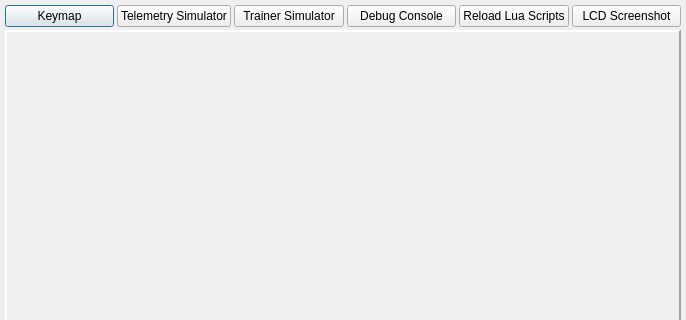
Qt form companion/src/simulation/simulatordialog.ui (opentx/opentx) before a commit; both pictures show x 0 to 686 and y 0 to 320 of the 686 by 557 pixel window.
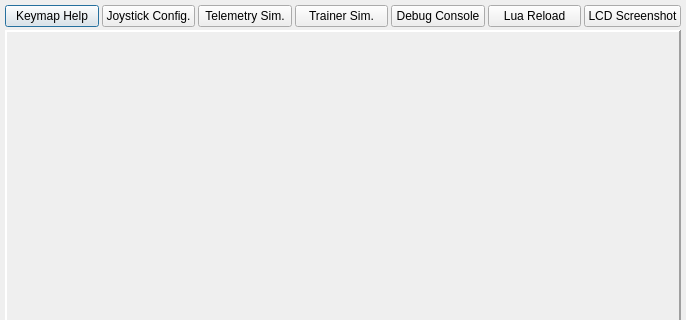
The same form after that commit. Icons and pictures are not drawn.

```diff
--- a/companion/src/simulation/simulatordialog.ui
+++ b/companion/src/simulation/simulatordialog.ui
@@ -246,13 +246,29 @@
         <string>Show Help/Keymap</string>
        </property>
        <property name="text">
-        <string>Keymap</string>
+        <string>Keymap Help</string>
        </property>
        <property name="shortcut">
         <string>F1</string>
        </property>
       </widget>
      </item>
+     <item>
+      <widget class="QPushButton" name="btn_joystickDialog">
+       <property name="toolTip">
+        <string>Open the Joystick Settings window (F3)</string>
+       </property>
+       <property name="statusTip">
+        <string>Telemetry Simulator</string>
+       </property>
+       <property name="text">
+        <string>Joystick Config.</string>
+       </property>
+       <property name="shortcut">
+        <string>F3</string>
+       </property>
+      </widget>
+     </item>
      <item>
       <widget class="QPushButton" name="btn_telemSim">
        <property name="toolTip">
@@ -262,7 +278,7 @@
         <string>Telemetry Simulator</string>
        </property>
        <property name="text">
-        <string>Telemetry Simulator</string>
+        <string>Telemetry Sim.</string>
        </property>
        <property name="shortcut">
         <string>F4</string>
@@ -278,7 +294,7 @@
         <string>Trainer Simulator</string>
        </property>
        <property name="text">
-        <string>Trainer Simulator</string>
+        <string>Trainer Sim.</string>
        </property>
        <property name="shortcut">
         <string>F5</string>
@@ -310,7 +326,7 @@
         <string>Reload Lua Scripts</string>
        </property>
        <property name="text">
-        <string>Reload Lua Scripts</string>
+        <string>Lua Reload</string>
        </property>
        <property name="shortcut">
         <string>F7</string>
```
